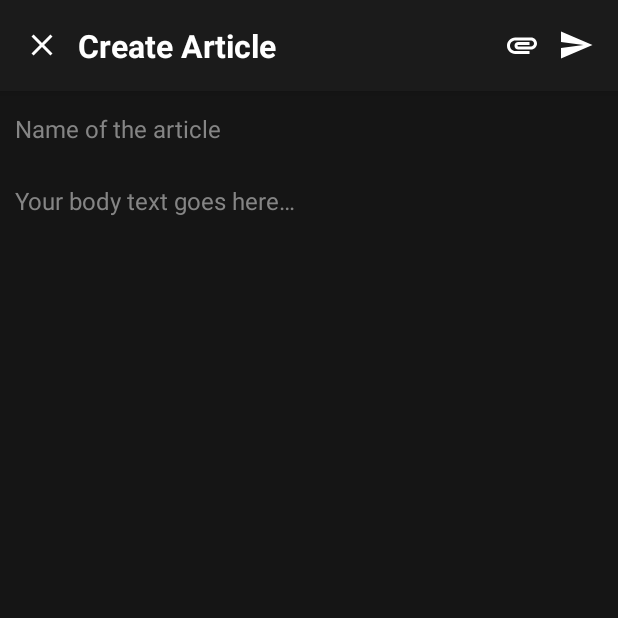
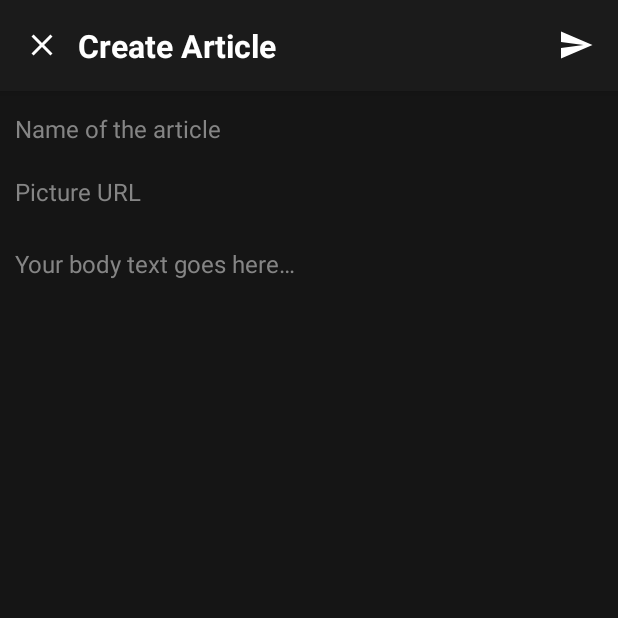
Before and after one commit to Adoobdoob71/Mogal, an Android app: the CreateArticle screen opened directly, with no data from a screen before it, on a phone screen of 412 x 824 dp, the top half of it. Run offline under Robolectric (Android 15) with nearby library versions, the phone set to English and light mode, and no system bars; our stand-ins replace Firebase (no records; nobody signed in at launch, a user with empty details on screens opened directly).

Commit message:
Final commit maybe idfk

```diff
--- a/app/build.gradle
+++ b/app/build.gradle
@@ -35,6 +35,9 @@ dependencies {
     implementation 'com.google.android.material:material:1.2.1'
     implementation 'androidx.navigation:navigation-fragment:2.3.2'
     implementation 'androidx.navigation:navigation-ui:2.3.2'
+    implementation 'androidx.activity:activity:1.2.3'
+    implementation 'androidx.fragment:fragment:1.3.4'
+    implementation 'com.google.android.gms:play-services-location:18.0.0'
     implementation 'androidx.legacy:legacy-support-v4:1.0.0'
     testImplementation 'junit:junit:4.12'
     androidTestImplementation 'androidx.test.ext:junit:1.1.2'
--- a/app/src/main/java/com/mogal/CreateArticle.java
+++ b/app/src/main/java/com/mogal/CreateArticle.java
@@ -1,5 +1,8 @@
 package com.mogal;
 
+import androidx.activity.result.ActivityResultCallback;
+import androidx.activity.result.ActivityResultLauncher;
+import androidx.activity.result.contract.ActivityResultContracts;
 import androidx.annotation.NonNull;
 import androidx.appcompat.app.AppCompatActivity;
 import androidx.core.app.ActivityCompat;
@@ -20,6 +23,8 @@ import android.widget.EditText;
 import android.widget.ImageButton;
 import android.widget.Toast;
 
+import com.google.android.gms.location.FusedLocationProviderClient;
+import com.google.android.gms.location.LocationServices;
 import com.google.android.gms.tasks.OnCompleteListener;
 import com.google.android.gms.tasks.Task;
 import com.google.firebase.auth.FirebaseAuth;
@@ -35,10 +40,11 @@ import java.util.Locale;
 
 public class CreateArticle extends AppCompatActivity {
 
-    ImageButton eraseButton, attachmentButton, uploadButton;
-    EditText nameEditText, bodyEditText;
+    ImageButton eraseButton, uploadButton;
+    EditText nameEditText, bodyEditText, pictureURLEditText;
     FirebaseDatabase firebaseDatabase;
     FirebaseAuth firebaseAuth;
+    FusedLocationProviderClient fusedLocationProviderClient;
 
     @Override
     protected void onCreate(Bundle savedInstanceState) {
@@ -50,12 +56,13 @@ public class CreateArticle extends AppCompatActivity {
 
     public void initializeVariables() {
         eraseButton = findViewById(R.id.activity_create_article_erase_button);
-        attachmentButton = findViewById(R.id.activity_create_article_attachment_button);
         uploadButton = findViewById(R.id.activity_create_article_upload_button);
         nameEditText = findViewById(R.id.activity_create_article_name_edit_text);
         bodyEditText = findViewById(R.id.activity_create_article_body_edit_text);
+        pictureURLEditText = findViewById(R.id.activity_create_article_picture_url_edit_text);
         firebaseDatabase = FirebaseDatabase.getInstance();
         firebaseAuth = FirebaseAuth.getInstance();
+        fusedLocationProviderClient = LocationServices.getFusedLocationProviderClient(this);
     }
 
     public void handleButtons() {
@@ -71,23 +78,21 @@ public class CreateArticle extends AppCompatActivity {
                 getLocation();
             }
         });
-        attachmentButton.setOnClickListener(new View.OnClickListener() {
-            @Override
-            public void onClick(View view) {
-
-            }
-        });
     }
 
     public void uploadArticle(String country) {
         FirebaseUser user = firebaseAuth.getCurrentUser();
         if (user != null) {
             String UID = user.getUid();
-            SharedPreferences sharedPreferences = this.getPreferences(Context.MODE_PRIVATE);
-            String profilePictureURL = sharedPreferences.getString("profile_picture_url", "");
             DatabaseReference ref = firebaseDatabase.getReference("articles");
             String key = ref.push().getKey();
-            Article article = new Article(nameEditText.getText().toString(), bodyEditText.getText().toString(), profilePictureURL, UID, key, new Date(), country);
+            Article article = new Article(nameEditText.getText().toString(), bodyEditText.getText().toString(), pictureURLEditText.getText().toString(), UID, key, new Date(), country);
+
+            if (article.getName().length() == 0 || article.getBody().length() == 0){
+                Toast.makeText(this, "Not all required fields are filled", Toast.LENGTH_SHORT).show();
+               return;
+            }
+
             ref.child(key).setValue(article).addOnCompleteListener(new OnCompleteListener<Void>() {
                 @Override
                 public void onComplete(@NonNull Task<Void> task) {
@@ -102,16 +107,39 @@ public class CreateArticle extends AppCompatActivity {
         }
     }
 
+    private ActivityResultLauncher<String> requestPermissionLauncher = registerForActivityResult(new ActivityResultContracts.RequestPermission(), new ActivityResultCallback<Boolean>() {
+        @Override
+        public void onActivityResult(Boolean isGranted) {
+            if (isGranted) {
+                Toast.makeText(CreateArticle.this, "Great, permission granted!", Toast.LENGTH_SHORT).show();
+            } else {
+                Toast.makeText(CreateArticle.this, "You won't be able to use this feature if you don't give the permission", Toast.LENGTH_SHORT).show();
+            }
+        }
+    });
+
     public void getLocation() {
-        LocationManager locationManager = (LocationManager) this.getSystemService(this.LOCATION_SERVICE);
-        @SuppressLint("MissingPermission") Location location = locationManager.getLastKnownLocation(LocationManager.GPS_PROVIDER);
-        String countryName = getCountryName(location.getLatitude(), location.getLongitude());
-        uploadArticle(countryName);
+        if (ActivityCompat.checkSelfPermission(this, Manifest.permission.ACCESS_FINE_LOCATION) != PackageManager.PERMISSION_GRANTED && ActivityCompat.checkSelfPermission(this, Manifest.permission.ACCESS_COARSE_LOCATION) != PackageManager.PERMISSION_GRANTED) {
+            requestPermissionLauncher.launch(Manifest.permission.ACCESS_FINE_LOCATION);
+            requestPermissionLauncher.launch(Manifest.permission.ACCESS_COARSE_LOCATION);
+            return;
+        }
+        fusedLocationProviderClient.getLastLocation().addOnCompleteListener(new OnCompleteListener<Location>() {
+            @Override
+            public void onComplete(@NonNull Task<Location> task) {
+                if (task.isSuccessful()){
+                    String countryName = getCountryName(task.getResult().getLatitude(), task.getResult().getLongitude());
+                    uploadArticle(countryName);
+                }
+                else
+                    Toast.makeText(CreateArticle.this, "Couldn't get your location", Toast.LENGTH_SHORT).show();
+            }
+        });
     }
 
     public String getCountryName(double latitude, double longitude){
         Geocoder geocoder = new Geocoder(this, Locale.getDefault());
-        List<Address> addresses = null;
+        List<Address> addresses;
         try {
             addresses = geocoder.getFromLocation(latitude, longitude, 1);
             if (addresses != null && !addresses.isEmpty())
--- a/app/src/main/res/layout/activity_create_article.xml
+++ b/app/src/main/res/layout/activity_create_article.xml
@@ -42,27 +42,13 @@
                 android:layout_width="0dp"
                 android:layout_height="wrap_content"
                 android:layout_weight="1"/>
-            <LinearLayout
+            <ImageButton
                 android:layout_width="wrap_content"
                 android:layout_height="wrap_content"
-                android:orientation="horizontal"
-                android:gravity="center_vertical">
-                <ImageButton
-                    android:layout_width="wrap_content"
-                    android:layout_height="wrap_content"
-                    android:src="@drawable/attachment_icon"
-                    android:tint="?attr/colorText"
-                    android:background="?attr/selectableItemBackgroundBorderless"
-                    android:id="@+id/activity_create_article_attachment_button"
-                    android:layout_marginEnd="12dp"/>
-                <ImageButton
-                    android:layout_width="wrap_content"
-                    android:layout_height="wrap_content"
-                    android:src="@drawable/send_icon"
-                    android:tint="?attr/colorText"
-                    android:background="?attr/selectableItemBackgroundBorderless"
-                    android:id="@+id/activity_create_article_upload_button"/>
-            </LinearLayout>
+                android:src="@drawable/send_icon"
+                android:tint="?attr/colorText"
+                android:background="?attr/selectableItemBackgroundBorderless"
+                android:id="@+id/activity_create_article_upload_button"/>
         </LinearLayout>
     </com.google.android.material.appbar.AppBarLayout>
     <EditText
@@ -70,6 +56,7 @@
         android:layout_height="wrap_content"
         android:background="@null"
         android:textSize="16sp"
+        android:textColor="?attr/colorText"
         android:id="@+id/activity_create_article_name_edit_text"
         android:hint="@string/create_article_name_placeholder"
         android:textColorHint="@color/colorPlaceholder"
@@ -80,6 +67,20 @@
         app:layout_constraintEnd_toEndOf="parent"
         app:layout_constraintStart_toStartOf="parent"
         app:layout_constraintTop_toBottomOf="@id/activity_create_article_header"/>
+    <EditText
+        android:layout_width="match_parent"
+        android:layout_height="wrap_content"
+        android:background="@null"
+        android:textSize="16sp"
+        android:id="@+id/activity_create_article_picture_url_edit_text"
+        android:hint="@string/article_picture_url"
+        android:textColorHint="@color/colorPlaceholder"
+        android:textColor="?attr/colorText"
+        android:padding="10dp"
+        android:lines="1"
+        app:layout_constraintEnd_toEndOf="parent"
+        app:layout_constraintStart_toStartOf="parent"
+        app:layout_constraintTop_toBottomOf="@id/activity_create_article_name_edit_text"/>
     <EditText
         android:layout_width="match_parent"
         android:layout_height="0dp"
@@ -95,6 +96,6 @@
         android:gravity="top"
         app:layout_constraintEnd_toEndOf="parent"
         app:layout_constraintStart_toStartOf="parent"
-        app:layout_constraintTop_toBottomOf="@id/activity_create_article_name_edit_text"
+        app:layout_constraintTop_toBottomOf="@id/activity_create_article_picture_url_edit_text"
         app:layout_constraintBottom_toBottomOf="parent"/>
 </androidx.constraintlayout.widget.ConstraintLayout>
--- a/app/src/main/res/layout/activity_main.xml
+++ b/app/src/main/res/layout/activity_main.xml
@@ -33,6 +33,7 @@
                     android:id="@+id/activity_main_profile_picture"
                     android:layout_width="match_parent"
                     android:layout_height="match_parent"
+                    android:scaleType="centerCrop"
                     android:contentDescription="@string/profile_picture"
                     android:src="@drawable/picture" />
             </androidx.cardview.widget.CardView>
--- a/app/src/main/res/layout/activity_profile.xml
+++ b/app/src/main/res/layout/activity_profile.xml
@@ -18,7 +18,7 @@
             android:id="@+id/activity_profile_user_background"
             android:gravity="center_vertical"
             android:padding="32dp"
-            android:background="@drawable/picture"
+            android:background="@color/colorPlaceholder"
             app:layout_scrollFlags="scroll|enterAlways|snap">
             <LinearLayout
                 android:layout_width="match_parent"
@@ -36,7 +36,6 @@
                     <ImageView
                         android:layout_width="match_parent"
                         android:layout_height="match_parent"
-                        android:src="@drawable/picture"
                         android:scaleType="centerCrop"
                         android:id="@+id/activity_profile_user_picture"/>
                 </androidx.cardview.widget.CardView>
@@ -53,7 +52,6 @@
                         android:layout_width="wrap_content"
                         android:layout_height="wrap_content"
                         android:lines="1"
-                        android:text="DotWiz"
                         android:textColor="?attr/colorText"
                         android:textSize="21sp"
                         android:textStyle="bold" />
@@ -64,7 +62,6 @@
                         android:layout_height="wrap_content"
                         android:layout_marginTop="6dp"
                         android:lines="1"
-                        android:text="Joined on  18/3"
                         android:textColor="?attr/colorText"
                         android:textSize="16sp" />
                 </LinearLayout>
@@ -95,7 +92,6 @@
                         android:layout_width="wrap_content"
                         android:layout_height="wrap_content"
                         android:lines="1"
-                        android:text="12"
                         android:id="@+id/activity_profile_articles_number"
                         android:textSize="14sp"
                         android:textColor="?attr/colorText"/>
--- a/app/src/main/res/layout/article_item.xml
+++ b/app/src/main/res/layout/article_item.xml
@@ -83,6 +83,7 @@
                     <androidx.cardview.widget.CardView
                         android:layout_width="24dp"
                         android:layout_height="24dp"
+                        app:cardElevation="0dp"
                         app:cardCornerRadius="12dp">
                         <ImageView
                             android:layout_width="match_parent"
--- a/app/src/main/res/values/colors.xml
+++ b/app/src/main/res/values/colors.xml
@@ -13,7 +13,7 @@
     <color name="colorTextLight">#000</color>
     <color name="colorBackgroundLight">#EBEBEB</color>
     <color name="colorDividerLight">#959595</color>
-    <color name="colorCardLight">#F0F0F0</color>
+    <color name="colorCardLight">#FBFBFB</color>
 
     <!--     dark theme colors    -->
     <color name="colorTabDark">#1B1B1B</color>
--- a/app/src/main/res/values/strings.xml
+++ b/app/src/main/res/values/strings.xml
@@ -32,4 +32,5 @@
     <string name="password">Password</string>
     <string name="submit">Submit</string>
     <string name="load_nearby_articles">Load Nearby Articles</string>
+    <string name="article_picture_url">Picture URL</string>
 </resources>
```
Also changed, not shown: app/src/main/java/com/mogal/MainActivity.java (+47 -10 lines), app/src/main/java/com/mogal/adapters/ArticleAdapter.java (+12 -2 lines), app/src/main/res/layout/activity_settings.xml (+38 -38 lines).
